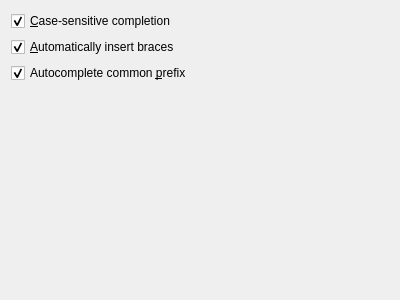
This is src/plugins/cpptools/completionsettingspage.ui in qt-creator/qt-creator as Qt 5 draws it before an edit. The edited form follows.
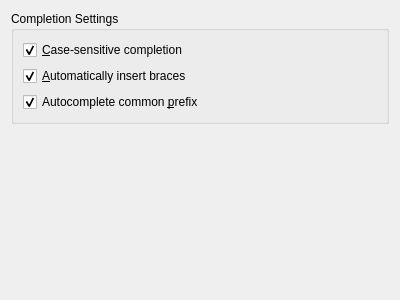
This is the edited form.

Commit message:
Split up general text editor settings
The page had grown too large so now the display settings have been split
off onto their own page.

Patch:
```diff
--- a/src/plugins/cpptools/completionsettingspage.ui
+++ b/src/plugins/cpptools/completionsettingspage.ui
@@ -15,6 +15,12 @@
   </property>
   <layout class="QVBoxLayout" name="verticalLayout">
    <item>
+    <widget class="QGroupBox" name="groupBox">
+     <property name="title">
+      <string>Completion Settings</string>
+     </property>
+     <layout class="QVBoxLayout" name="verticalLayout_2">
+      <item>
     <widget class="QCheckBox" name="caseSensitive">
      <property name="text">
       <string>&amp;Case-sensitive completion</string>
@@ -42,6 +48,9 @@
      <property name="checked">
       <bool>true</bool>
      </property>
+       </widget>
+      </item>
+     </layout>
     </widget>
    </item>
    <item>
```
Lines whose indentation alone changed are shown as unchanged. The commit also changes 9 other files.
